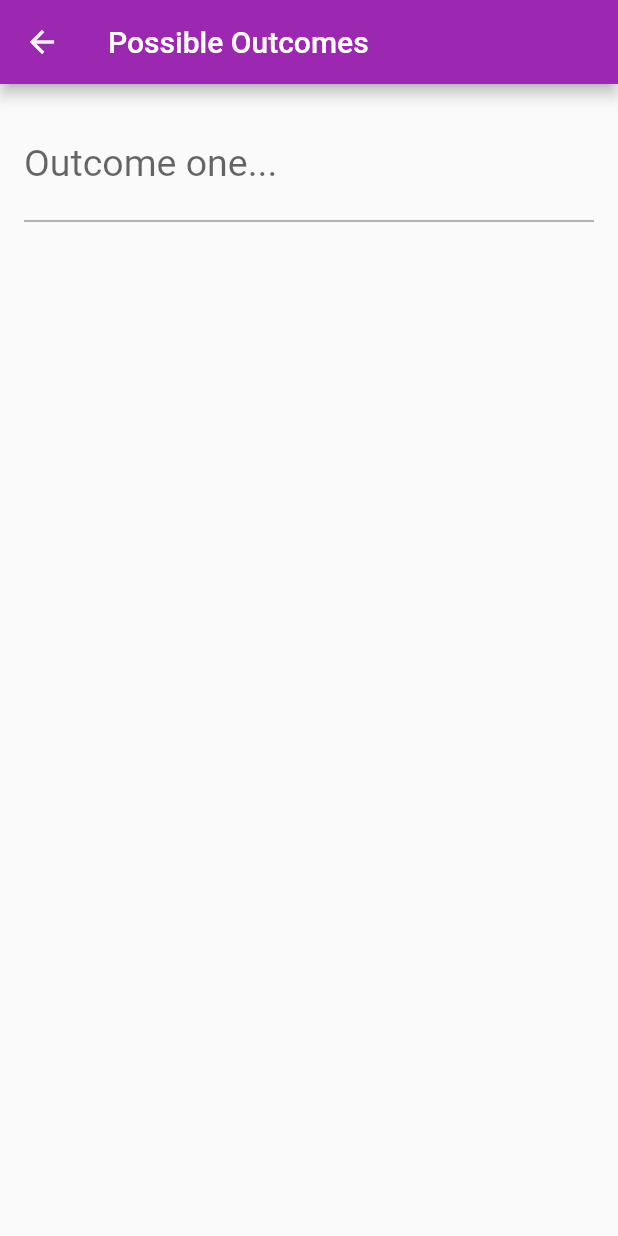
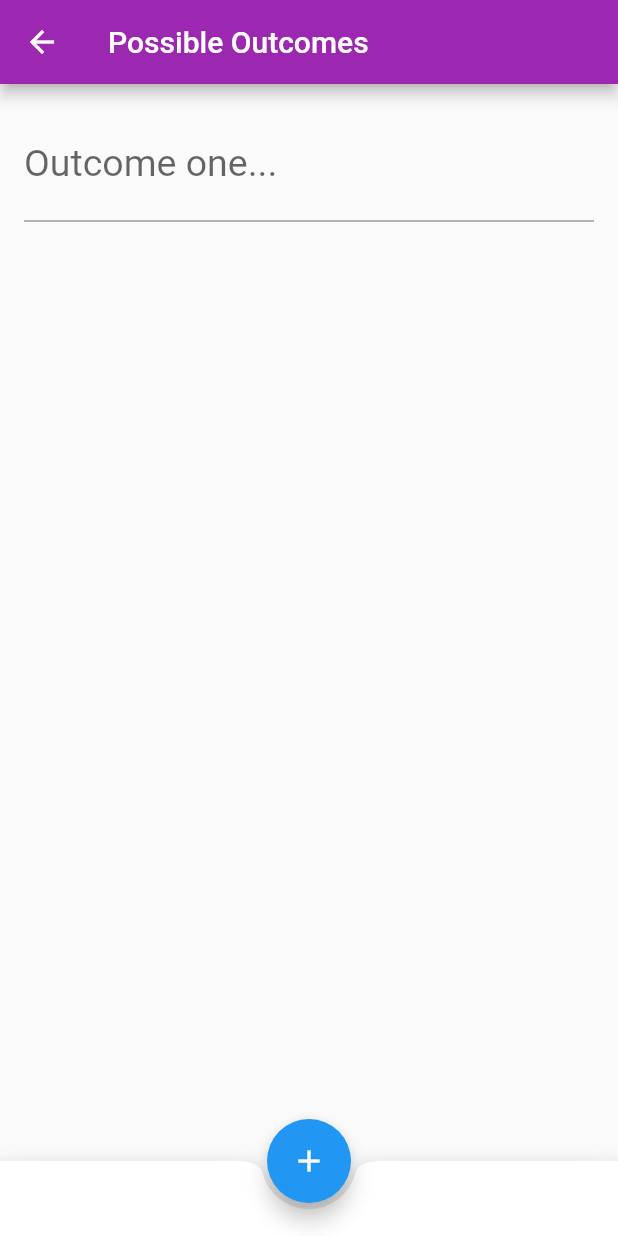
Before and after one commit to srcellucci/Decision-Game, a Flutter app: the SecondScreen screen opened directly, on a phone screen of 412 x 824 dp. Run offline on Flutter 3.47's test engine with Material 2 defaults, Android fonts, the phone set to English and light mode, and no system bars.

Commit message:
Added UI elements to the Outcome Screen

```diff
--- a/decision_game/lib/main.dart
+++ b/decision_game/lib/main.dart
@@ -98,7 +98,19 @@ class OutcomeScreen extends State<SecondScreen> {
             ),
             style: _biggerFont, //Increase font size
           ),
-        )
+        ),
+        bottomNavigationBar: BottomAppBar(
+        shape: const CircularNotchedRectangle(),
+        child: Container(height: 50.0,),
+        ),
+        floatingActionButton: FloatingActionButton(
+        onPressed: () => setState(() {
+
+        }),
+        tooltip: 'Increment Counter',
+        child: Icon(Icons.add),
+        ),
+        floatingActionButtonLocation: FloatingActionButtonLocation.centerDocked,
     );
   }
 
```
